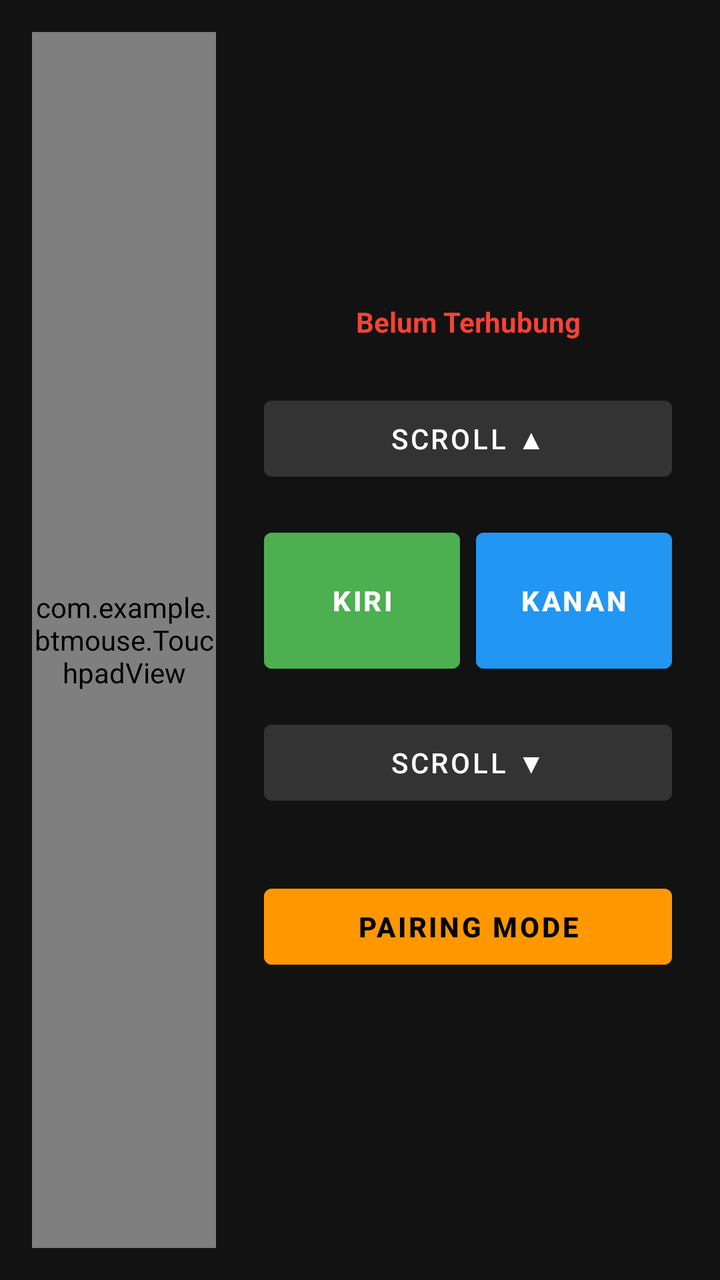
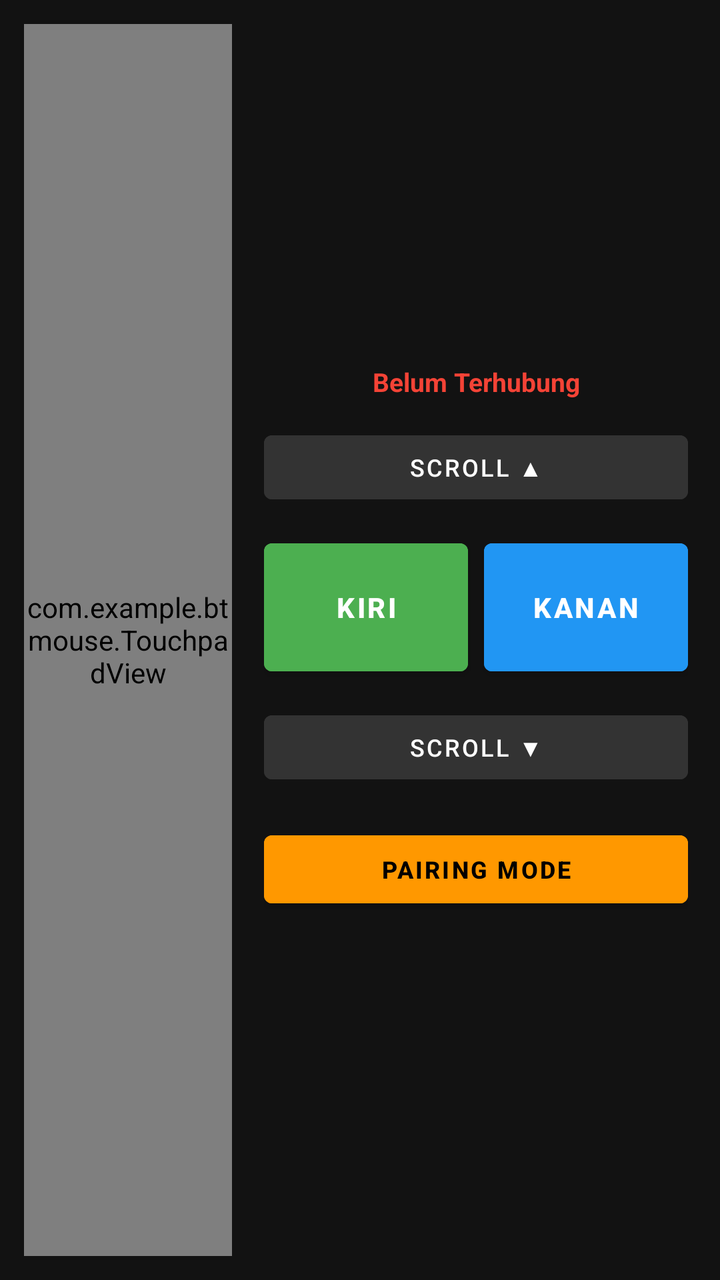

Before-and-after screenshots of an Android layout around one commit, followed by the original layout XML and the change that was made.
<!-- AndroidManifest.xml: application theme Theme.MaterialComponents.DayNight.NoActionBar -->
<!-- res/layout/activity_main.xml -->
<?xml version="1.0" encoding="utf-8"?>
<LinearLayout xmlns:android="http://schemas.android.com/apk/res/android"
    android:layout_width="match_parent"
    android:layout_height="match_parent"
    android:orientation="horizontal"
    android:background="#121212"
    android:fitsSystemWindows="true"
    android:padding="16dp">

    
    <com.example.btmouse.TouchpadView
        android:id="@+id/touchpad"
        android:layout_width="0dp"
        android:layout_height="match_parent"
        android:layout_weight="1"
        android:background="#1E1E1E"
        android:layout_marginEnd="16dp" />

    
    <LinearLayout
        android:layout_width="220dp"
        android:layout_height="match_parent"
        android:orientation="vertical"
        android:gravity="center_vertical"
        android:paddingHorizontal="8dp">

        
        <TextView
            android:id="@+id/statusText"
            android:layout_width="match_parent"
            android:layout_height="wrap_content"
            android:text="Belum Terhubung"
            android:textColor="#F44336"
            android:textSize="14sp"
            android:textStyle="bold"
            android:gravity="center"
            android:layout_marginBottom="24dp" />

        
        <Button
            android:id="@+id/btnScrollUp"
            android:layout_width="match_parent"
            android:layout_height="50dp"
            android:text="SCROLL ▲"
            android:backgroundTint="#333333"
            android:textColor="#FFF" />

        
        <LinearLayout
            android:layout_width="match_parent"
            android:layout_height="wrap_content"
            android:orientation="horizontal"
            android:layout_marginTop="16dp"
            android:layout_marginBottom="16dp">

            <Button
                android:id="@+id/btnLeftClick"
                android:layout_width="0dp"
                android:layout_height="80dp"
                android:layout_weight="1"
                android:text="KIRI"
                android:textStyle="bold"
                android:backgroundTint="#4CAF50"
                android:textColor="#FFF"
                android:layout_marginEnd="8dp"/>

            <Button
                android:id="@+id/btnRightClick"
                android:layout_width="0dp"
                android:layout_height="80dp"
                android:layout_weight="1"
                android:text="KANAN"
                android:textStyle="bold"
                android:backgroundTint="#2196F3"
                android:textColor="#FFF" />
        </LinearLayout>

        
        <Button
            android:id="@+id/btnScrollDown"
            android:layout_width="match_parent"
            android:layout_height="50dp"
            android:text="SCROLL ▼"
            android:backgroundTint="#333333"
            android:textColor="#FFF" />

        
        <Button
            android:id="@+id/btnConnect"
            android:layout_width="match_parent"
            android:layout_height="50dp"
            android:text="PAIRING MODE"
            android:textStyle="bold"
            android:layout_marginTop="32dp"
            android:backgroundTint="#FF9800"
            android:textColor="#000" />

    </LinearLayout>
</LinearLayout>
<!-- resources referenced by this layout -->
<resources>

</resources>

<!-- the commit's change to res/layout/activity_main.xml (unified diff, before → after) -->
@@ -5,7 +5,7 @@
     android:orientation="horizontal"
     android:background="#121212"
     android:fitsSystemWindows="true"
-    android:padding="16dp">
+    android:padding="12dp">
 
     
     <com.example.btmouse.TouchpadView
@@ -14,7 +14,7 @@
         android:layout_height="match_parent"
         android:layout_weight="1"
         android:background="#1E1E1E"
-        android:layout_marginEnd="16dp" />
+        android:layout_marginEnd="12dp" />
 
     
     <LinearLayout
@@ -22,7 +22,7 @@
         android:layout_height="match_parent"
         android:orientation="vertical"
         android:gravity="center_vertical"
-        android:paddingHorizontal="8dp">
+        android:paddingHorizontal="4dp">
 
         
         <TextView
@@ -31,17 +31,18 @@
             android:layout_height="wrap_content"
             android:text="Belum Terhubung"
             android:textColor="#F44336"
-            android:textSize="14sp"
+            android:textSize="13sp"
             android:textStyle="bold"
             android:gravity="center"
-            android:layout_marginBottom="24dp" />
+            android:layout_marginBottom="12dp" />
 
         
         <Button
             android:id="@+id/btnScrollUp"
             android:layout_width="match_parent"
-            android:layout_height="50dp"
+            android:layout_height="44dp"
             android:text="SCROLL ▲"
+            android:textSize="12sp"
             android:backgroundTint="#333333"
             android:textColor="#FFF" />
 
@@ -50,13 +51,13 @@
             android:layout_width="match_parent"
             android:layout_height="wrap_content"
             android:orientation="horizontal"
-            android:layout_marginTop="16dp"
-            android:layout_marginBottom="16dp">
+            android:layout_marginTop="10dp"
+            android:layout_marginBottom="10dp">
 
             <Button
                 android:id="@+id/btnLeftClick"
                 android:layout_width="0dp"
-                android:layout_height="80dp"
+                android:layout_height="76dp"
                 android:layout_weight="1"
                 android:text="KIRI"
                 android:textStyle="bold"
@@ -67,7 +68,7 @@
             <Button
                 android:id="@+id/btnRightClick"
                 android:layout_width="0dp"
-                android:layout_height="80dp"
+                android:layout_height="76dp"
                 android:layout_weight="1"
                 android:text="KANAN"
                 android:textStyle="bold"
@@ -79,8 +80,9 @@
         <Button
             android:id="@+id/btnScrollDown"
             android:layout_width="match_parent"
-            android:layout_height="50dp"
+            android:layout_height="44dp"
             android:text="SCROLL ▼"
+            android:textSize="12sp"
             android:backgroundTint="#333333"
             android:textColor="#FFF" />
 
@@ -88,10 +90,11 @@
         <Button
             android:id="@+id/btnConnect"
             android:layout_width="match_parent"
-            android:layout_height="50dp"
+            android:layout_height="46dp"
             android:text="PAIRING MODE"
+            android:textSize="12sp"
             android:textStyle="bold"
-            android:layout_marginTop="32dp"
+            android:layout_marginTop="16dp"
             android:backgroundTint="#FF9800"
             android:textColor="#000" />
 
